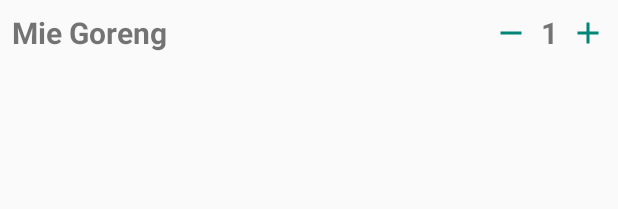
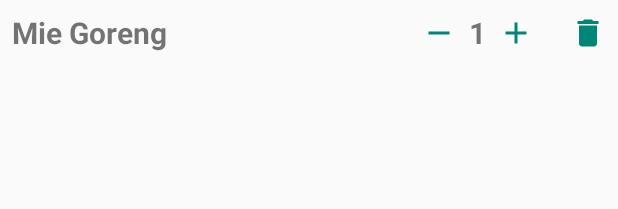
Before and after one commit to hattamaulana/smart-resto-android, an Android app: the layout adapter_scan_result.xml on its own in the app's theme, with its tools: preview values and no code run, on a phone screen of 412 x 824 dp. Shown: the top 209 px of the screen. Run offline under Robolectric (Android 15) with nearby library versions, the phone set to English and light mode, and no system bars.

Commit message:
Delete Item

```diff
--- /dev/null
+++ b/app/src/main/res/drawable/ic_delete.xml
@@ -0,0 +1,9 @@
+<vector xmlns:android="http://schemas.android.com/apk/res/android"
+        android:width="24dp"
+        android:height="24dp"
+        android:viewportWidth="24.0"
+        android:viewportHeight="24.0">
+    <path
+        android:fillColor="#FF008577"
+        android:pathData="M6,19c0,1.1 0.9,2 2,2h8c1.1,0 2,-0.9 2,-2V7H6v12zM19,4h-3.5l-1,-1h-5l-1,1H5v2h14V4z"/>
+</vector>
--- a/app/src/main/res/layout/adapter_scan_result.xml
+++ b/app/src/main/res/layout/adapter_scan_result.xml
@@ -54,8 +54,18 @@
             android:id="@+id/btn_increment"
             android:layout_width="wrap_content"
             android:layout_height="wrap_content"
+            android:layout_marginRight="24dp"
+            android:src="@drawable/ic_plus"
+            app:layout_constraintBottom_toBottomOf="@+id/txt_item_name"
+            app:layout_constraintRight_toLeftOf="@id/btn_delete"
+            app:layout_constraintTop_toTopOf="@+id/txt_item_name" />
+
+        <ImageView
+            android:id="@+id/btn_delete"
+            android:layout_width="wrap_content"
+            android:layout_height="wrap_content"
             android:layout_marginRight="8dp"
-            android:src="@drawable/ic_plus"
+            android:src="@drawable/ic_delete"
             app:layout_constraintBottom_toBottomOf="@+id/txt_item_name"
             app:layout_constraintRight_toRightOf="parent"
             app:layout_constraintTop_toTopOf="@+id/txt_item_name" />
```
Also changed, not shown: app/src/main/java/id/ac/polinema/seameo/ecanteen/view/adapter/ScanResultAdapter.java (+16 -5 lines), app/src/main/java/id/ac/polinema/seameo/ecanteen/view/fragment/ScanResultFragment.java (+12 -0 lines).
